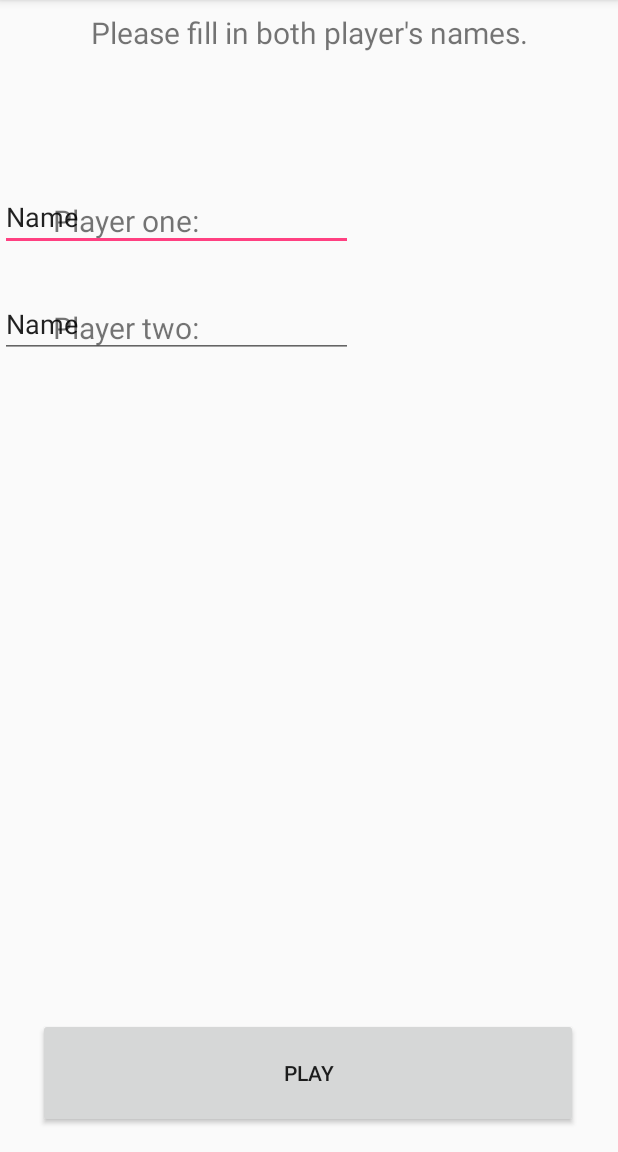
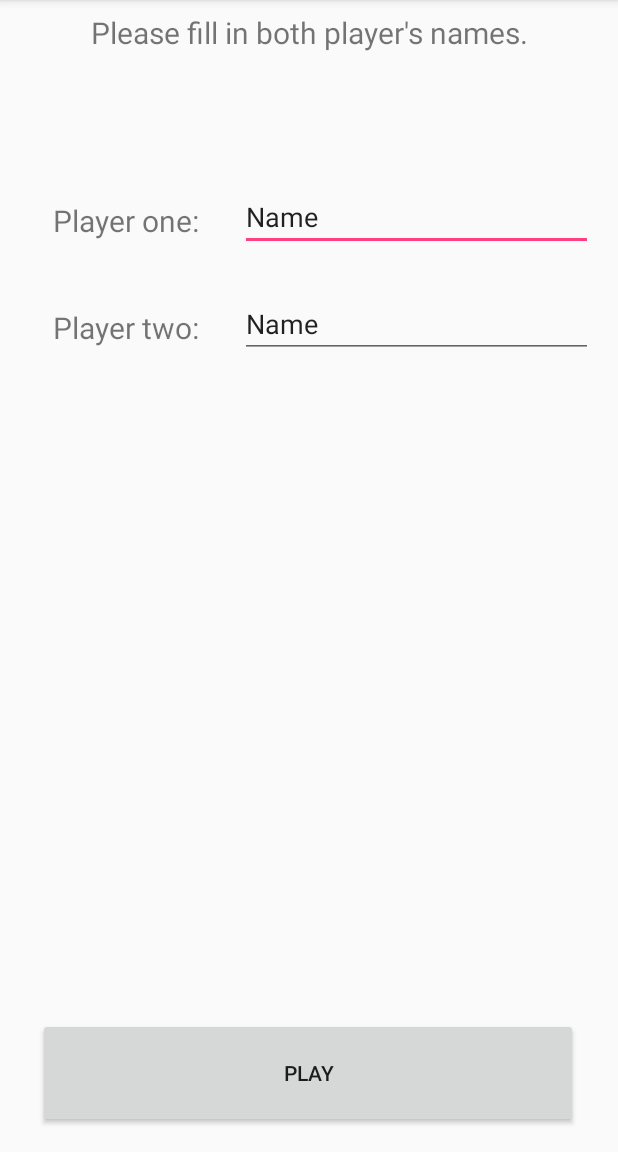
Before and after one commit to EirikSkogstad/Android_TicTacToe, an Android app: the InputScreen screen opened directly, with no data from a screen before it, on a phone screen of 412 x 824 dp, the part 84-1236 px from its top. Run offline under Robolectric (Android 15) with nearby library versions, the phone set to English and light mode, and no system bars.

Commit message:
Input validation and refactoring for InputScreen class

```diff
--- a/app/src/main/java/com/example/zenix/tictactoe/InputScreen.java
+++ b/app/src/main/java/com/example/zenix/tictactoe/InputScreen.java
@@ -2,12 +2,59 @@ package com.example.zenix.tictactoe;
 
 import android.support.v7.app.AppCompatActivity;
 import android.os.Bundle;
+import android.view.View;
+import android.widget.Button;
+import android.widget.EditText;
+import android.widget.Toast;
 
 public class InputScreen extends AppCompatActivity {
+
+    private EditText editTextPlayerOne;
+    private EditText editTextPlayerTwo;
+    private Button buttonPlay;
 
     @Override
     protected void onCreate(Bundle savedInstanceState) {
         super.onCreate(savedInstanceState);
         setContentView(R.layout.activity_input_screen);
+
+        initComponents();
+        initListeners();
+    }
+
+    private void initComponents() {
+        editTextPlayerOne = (EditText) findViewById(R.id.editText_playerOne);
+        editTextPlayerTwo = (EditText) findViewById(R.id.editText_playerTwo);
+        buttonPlay = (Button) findViewById(R.id.button_play);
+
+    }
+
+    private void initListeners() {
+        buttonPlay.setOnClickListener(new View.OnClickListener() {
+            @Override
+            public void onClick(View v) {
+                if (isPlayerInputValid()) {
+                    startGameBoardActivity();
+                } else {
+                    Toast.makeText(InputScreen.this, R.string.error_empty_input, Toast.LENGTH_SHORT).show();
+                }
+            }
+        });
+    }
+
+    private boolean isPlayerInputValid() {
+        if (InputValidator.isEditTextEmpty(editTextPlayerOne)) {
+            return false;
+        }
+        if (InputValidator.isEditTextEmpty(editTextPlayerTwo)) {
+            return false;
+        }
+        return true;
+    }
+
+
+
+    private void startGameBoardActivity() {
+
     }
 }
--- a/app/src/main/res/layout/activity_input_screen.xml
+++ b/app/src/main/res/layout/activity_input_screen.xml
@@ -29,27 +29,33 @@
         app:layout_constraintTop_toBottomOf="@+id/textView3" />
 
     <EditText
-        android:id="@+id/editText4"
+        android:id="@+id/editText_playerOne"
         android:layout_width="235dp"
         android:layout_height="42dp"
+        android:layout_marginLeft="8dp"
+        android:layout_marginRight="8dp"
         android:ems="10"
         android:inputType="textPersonName"
         android:text="Name"
         app:layout_constraintBaseline_toBaselineOf="@+id/textView3"
-        tools:layout_editor_absoluteX="161dp" />
+        app:layout_constraintLeft_toRightOf="@+id/textView3"
+        app:layout_constraintRight_toRightOf="parent" />
 
     <EditText
-        android:id="@+id/editText8"
+        android:id="@+id/editText_playerTwo"
         android:layout_width="235dp"
         android:layout_height="42dp"
+        android:layout_marginLeft="8dp"
+        android:layout_marginRight="8dp"
         android:ems="10"
         android:inputType="textPersonName"
         android:text="Name"
         app:layout_constraintBaseline_toBaselineOf="@+id/textView7"
-        tools:layout_editor_absoluteX="162dp" />
+        app:layout_constraintLeft_toRightOf="@+id/textView7"
+        app:layout_constraintRight_toRightOf="parent" />
 
     <Button
-        android:id="@+id/button"
+        android:id="@+id/button_play"
         android:layout_width="360dp"
         android:layout_height="73dp"
         android:layout_marginBottom="16dp"
--- a/app/src/main/res/values/strings.xml
+++ b/app/src/main/res/values/strings.xml
@@ -1,4 +1,6 @@
 <resources>
     <string name="app_name">TicTacToe</string>
-    <string name="playerone">PlayerOne:</string>
+    <string name="player_one">PlayerOne:</string>
+    <string name="player_two">Playertwo:</string>
+    <string name="error_empty_input">Player names cannot be empty!</string>
 </resources>
```
Also changed, not shown: app/src/main/java/com/example/zenix/tictactoe/InputValidator.java (added, +17 -0 lines).
